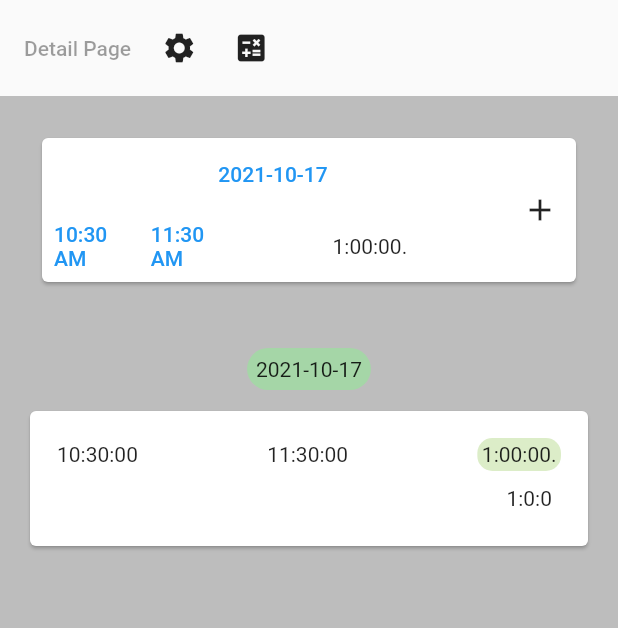
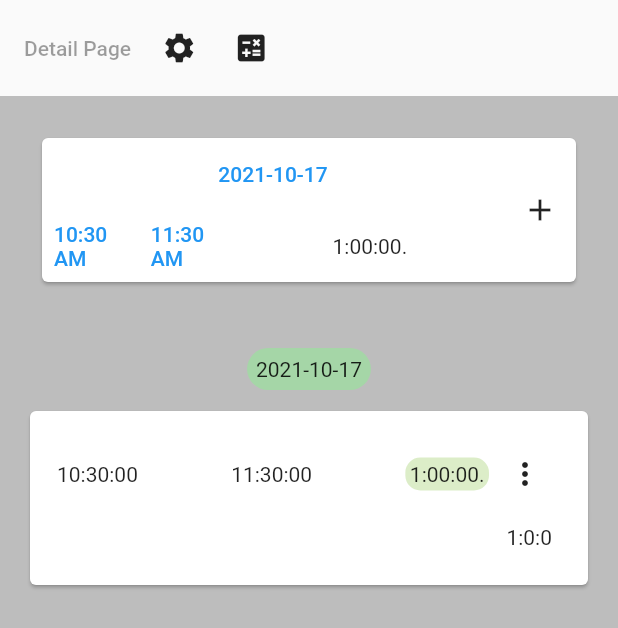
Before and after one commit to hpn33/job_schedule, a Flutter app: the HomePage screen opened directly, after a tap on the "add" icon, on a phone screen of 412 x 824 dp. Shown: the top 628 px of the screen. Run offline on Flutter 3.47's test engine with Material 2 defaults, Android fonts, the phone set to English and light mode, and no system bars; our stand-ins replace flutter_hooks, flutter_riverpod, hive_flutter, hooks_riverpod, moor; accounts and stored records are empty; generated files the repository leaves out were written again.

Commit message:
delete item

```diff
--- a/lib/src/page/home/comp/day_record_card.dart
+++ b/lib/src/page/home/comp/day_record_card.dart
@@ -1,6 +1,7 @@
 import 'package:flutter/material.dart';
 import 'package:intl/intl.dart';
 import 'package:job_schedule/src/service/db/database.dart';
+import 'package:flutter_riverpod/flutter_riverpod.dart';
 
 class DayRecordCard extends StatelessWidget {
   final String day;
@@ -34,7 +35,9 @@ class DayRecordCard extends StatelessWidget {
               child: Column(
                 children: [
                   Column(
-                    children: [for (final time in times) timeCard(time)],
+                    children: [
+                      for (final time in times) timeCard(context, time)
+                    ],
                   ),
                   Padding(
                     padding: const EdgeInsets.all(8.0),
@@ -54,24 +57,46 @@ class DayRecordCard extends StatelessWidget {
     );
   }
 
-  Widget timeCard(Time time) {
+  Widget timeCard(BuildContext context, Time time) {
     return Padding(
       padding: const EdgeInsets.all(2.0),
+      child: InkWell(
+        onTap: () {},
         child: Row(
           mainAxisAlignment: MainAxisAlignment.spaceBetween,
           children: [
             Text(DateFormat.Hms().format(time.start)),
             Text(DateFormat.Hms().format(time.end)),
+            Row(
+              children: [
                 Container(
                   decoration: BoxDecoration(
                     borderRadius: BorderRadius.circular(10),
                     color: Colors.lightGreen[100],
                   ),
                   padding: const EdgeInsets.all(3),
-            child: Text(
-                (time.end.difference(time.start)).toString().substring(0, 8)),
+                  child: Text((time.end.difference(time.start))
+                      .toString()
+                      .substring(0, 8)),
+                ),
+                PopupMenuButton<String>(
+                  onSelected: (String result) {
+                    if (result == 'delete') {
+                      context.read(dbProvider).timeDao.remove(time);
+                    }
+                  },
+                  itemBuilder: (BuildContext context) =>
+                      <PopupMenuEntry<String>>[
+                    const PopupMenuItem<String>(
+                      value: 'delete',
+                      child: Text('delete'),
                     ),
                   ],
+                )
+              ],
+            ),
+          ],
+        ),
       ),
     );
   }
--- a/lib/src/service/db/dao/time_dao.dart
+++ b/lib/src/service/db/dao/time_dao.dart
@@ -26,6 +26,8 @@ class TimeDao extends DatabaseAccessor<Database> with _$TimeDaoMixin {
 
   Stream<List<Time>> watching() => select(times).watch();
 
+  Future<int> remove(Time time) => delete(times).delete(time);
+
   // Stream<List<Time>> watching() => select(contents).watch();
 
   // Future<int> add(String title, String content) => into(contents)
```
Lines whose indentation alone changed are shown as unchanged.
